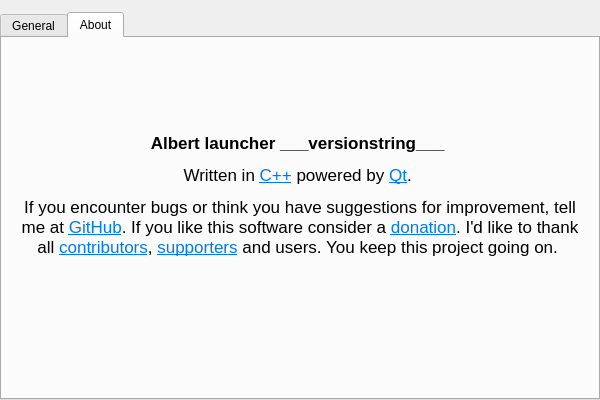
Qt form src/lib/settings/settingswindow.ui (albertlauncher/albert) before a commit.
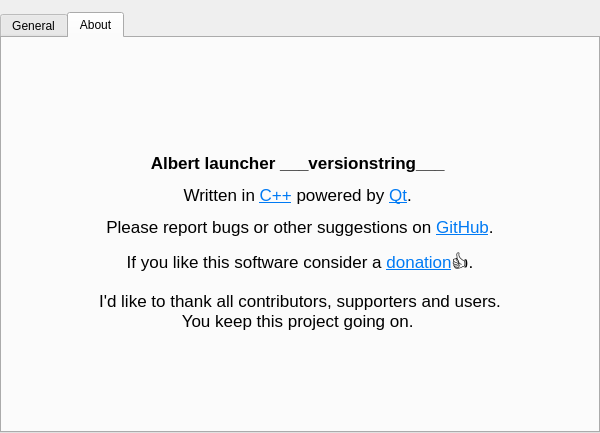
The same form after that commit. The open tabs and pages were chosen to show the change. Icons and pictures are not drawn.

The edit to the form file:
```diff
--- a/src/lib/settings/settingswindow.ui
+++ b/src/lib/settings/settingswindow.ui
@@ -2,14 +2,6 @@
 <ui version="4.0">
  <class>SettingsWindow</class>
  <widget class="QWidget" name="SettingsWindow">
-  <property name="geometry">
-   <rect>
-    <x>0</x>
-    <y>0</y>
-    <width>600</width>
-    <height>400</height>
-   </rect>
-  </property>
   <property name="minimumSize">
    <size>
     <width>600</width>
@@ -161,7 +153,7 @@
       <attribute name="title">
        <string>About</string>
       </attribute>
-      <layout class="QVBoxLayout" name="layout_about" stretch="1,0,0,2">
+      <layout class="QVBoxLayout" name="layout_about">
        <item>
         <spacer name="verticalSpacer">
          <property name="orientation">
@@ -194,9 +186,6 @@
            <property name="scaledContents">
             <bool>true</bool>
            </property>
-           <property name="alignment">
-            <set>Qt::AlignCenter</set>
-           </property>
           </widget>
          </item>
         </layout>
@@ -211,7 +200,9 @@
 &lt;/style&gt;&lt;/head&gt;&lt;body style=&quot; font-family:'.AppleSystemUIFont'; font-size:13pt; font-weight:400; font-style:normal;&quot;&gt;
 &lt;p style=&quot; margin-top:0px; margin-bottom:0px; margin-left:0px; margin-right:0px; -qt-block-indent:0; text-indent:0px;&quot;&gt;&lt;span style=&quot; font-weight:600;&quot;&gt;Albert launcher ___versionstring___&lt;/span&gt; &lt;/p&gt;
 &lt;p style=&quot; margin-top:12px; margin-bottom:12px; margin-left:0px; margin-right:0px; -qt-block-indent:0; text-indent:0px;&quot;&gt;Written in &lt;a href=&quot;https://wikipedia.org/wiki/C++&quot;&gt;&lt;span style=&quot; text-decoration: underline; color:#007af4;&quot;&gt;C++&lt;/span&gt;&lt;/a&gt; powered by &lt;a href=&quot;aboutQt&quot;&gt;&lt;span style=&quot; text-decoration: underline; color:#007af4;&quot;&gt;Qt&lt;/span&gt;&lt;/a&gt;. &lt;/p&gt;
-&lt;p style=&quot; margin-top:12px; margin-bottom:12px; margin-left:0px; margin-right:0px; -qt-block-indent:0; text-indent:0px;&quot;&gt;If you encounter bugs or think you have suggestions for improvement, tell me at &lt;a href=&quot;https://github.com/albertlauncher/albert/issues&quot;&gt;&lt;span style=&quot; text-decoration: underline; color:#007af4;&quot;&gt;GitHub&lt;/span&gt;&lt;/a&gt;. If you like this software consider a &lt;a href=&quot;https://albertlauncher.github.io/donation/&quot;&gt;&lt;span style=&quot; text-decoration: underline; color:#007af4;&quot;&gt;donation&lt;/span&gt;&lt;/a&gt;. I'd like to thank all &lt;a href=&quot;https://github.com/albertlauncher/albert/graphs/contributors&quot;&gt;&lt;span style=&quot; text-decoration: underline; color:#007af4;&quot;&gt;contributors&lt;/span&gt;&lt;/a&gt;, &lt;a href=&quot;https://albertlauncher.github.io/supporters/&quot;&gt;&lt;span style=&quot; text-decoration: underline; color:#007af4;&quot;&gt;supporters&lt;/span&gt;&lt;/a&gt; and users. You keep this project going on. &lt;/p&gt;&lt;/body&gt;&lt;/html&gt;</string>
+&lt;p style=&quot; margin-top:12px; margin-bottom:12px; margin-left:0px; margin-right:0px; -qt-block-indent:0; text-indent:0px;&quot;&gt;Please report bugs or other suggestions on &lt;a href=&quot;https://github.com/albertlauncher/albert/issues&quot;&gt;&lt;span style=&quot; text-decoration: underline; color:#007af4;&quot;&gt;GitHub&lt;/span&gt;&lt;/a&gt;.&lt;/p&gt;
+&lt;p style=&quot; margin-top:12px; margin-bottom:12px; margin-left:0px; margin-right:0px; -qt-block-indent:0; text-indent:0px;&quot;&gt;If you like this software consider a &lt;a href=&quot;https://albertlauncher.github.io/donation/&quot;&gt;&lt;span style=&quot; text-decoration: underline; color:#007af4;&quot;&gt;donation&lt;/span&gt;&lt;/a&gt;👍.&lt;/p&gt;
+&lt;p style=&quot; margin-top:12px; margin-bottom:12px; margin-left:0px; margin-right:0px; -qt-block-indent:0; text-indent:0px;&quot;&gt;I'd like to thank all contributors, supporters and users.&lt;br /&gt;You keep this project going on. &lt;/p&gt;&lt;/body&gt;&lt;/html&gt;</string>
          </property>
          <property name="alignment">
           <set>Qt::AlignCenter</set>
```
Left out of the diff: 5 changed lines with no effect on the pictures.
